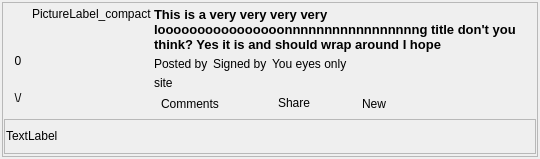
The window that retroshare-gui/src/gui/Posted/BoardPostDisplayWidget_compact.ui (RetroShare/RetroShare) describes before a commit, drawn with Qt 5.
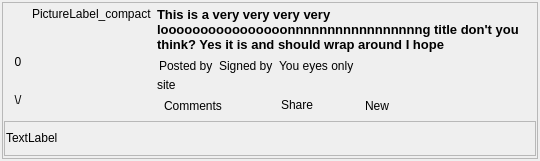
The same window after the commit. Icons and pictures are not drawn. Custom widgets are drawn as their Qt base class.

```diff
--- a/retroshare-gui/src/gui/Posted/BoardPostDisplayWidget_compact.ui
+++ b/retroshare-gui/src/gui/Posted/BoardPostDisplayWidget_compact.ui
@@ -183,6 +183,9 @@
         </item>
         <item>
          <layout class="QVBoxLayout" name="verticalLayout">
+          <property name="leftMargin">
+           <number>3</number>
+          </property>
           <item>
            <widget class="StyledLabel" name="titleLabel">
             <property name="sizePolicy">
@@ -219,10 +222,13 @@
           <item>
            <layout class="QHBoxLayout" name="horizontalLayout_2">
             <property name="spacing">
-             <number>5</number>
+             <number>6</number>
             </property>
             <property name="leftMargin">
-             <number>0</number>
+             <number>2</number>
+            </property>
+            <property name="topMargin">
+             <number>2</number>
             </property>
             <property name="rightMargin">
              <number>6</number>
```
